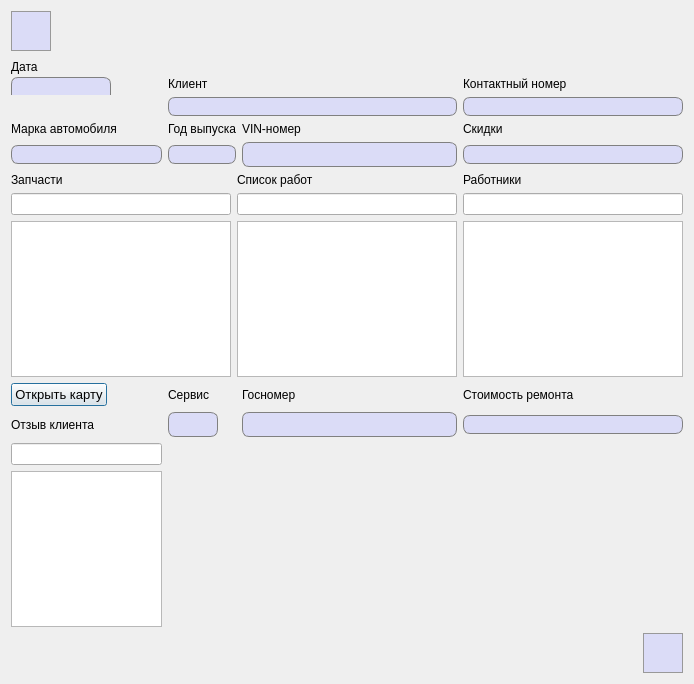
The window that UpdateOrders.ui (FediiBohdan/TechService) describes before a commit, drawn with Qt 5.
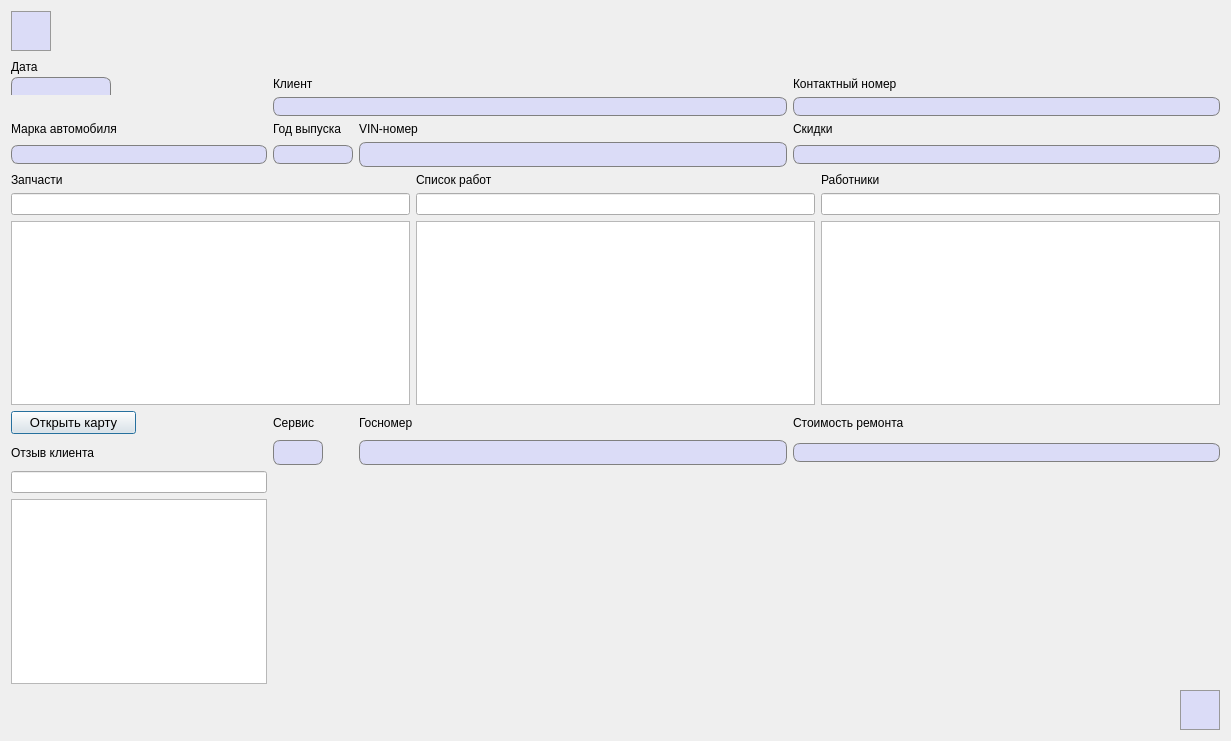
The same window after the commit. Icons and pictures are not drawn.

What changed in the file:
```diff
--- a/UpdateOrders.ui
+++ b/UpdateOrders.ui
@@ -6,8 +6,8 @@
    <rect>
     <x>0</x>
     <y>0</y>
-    <width>694</width>
-    <height>684</height>
+    <width>1231</width>
+    <height>741</height>
    </rect>
   </property>
   <property name="windowTitle">
```
